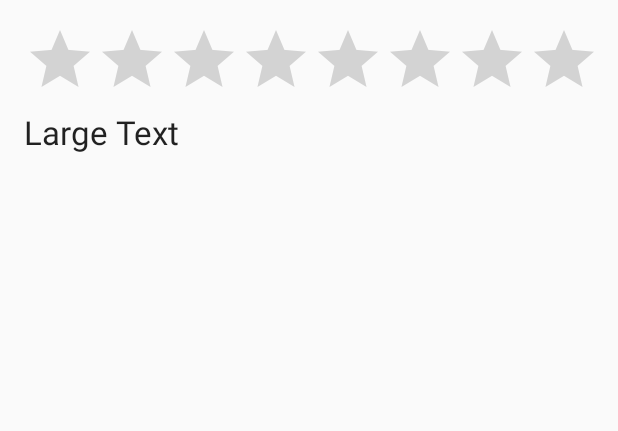
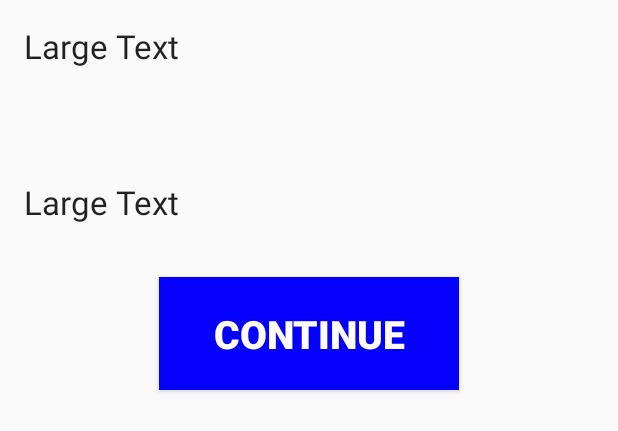
Before and after one commit to iquach/TTTECommunity, an Android app: the layout content_results.xml on its own in the app's theme, with its tools: preview values and no code run, on a phone screen of 412 x 824 dp. Shown: the top 431 px of the screen. Run offline under Robolectric (Android 15) with nearby library versions, the phone set to English and light mode, and no system bars.

Commit message:
Updated Quiz Text

```diff
--- a/app/src/main/res/layout/content_results.xml
+++ b/app/src/main/res/layout/content_results.xml
@@ -19,21 +19,36 @@
         android:layout_alignParentLeft="true"
         android:layout_alignParentRight="true"
         android:layout_alignParentTop="true"
-        android:orientation="vertical">
+        android:orientation="vertical"
+        android:weightSum="1">
 
-    <RatingBar
-        android:id="@+id/ratingBar1"
-        android:layout_width="match_parent"
-        android:layout_height="wrap_content"
-        android:numStars="5"
-        android:stepSize="1"/>
-    <TextView
+        <TextView
+            android:layout_width="match_parent"
+            android:layout_height="wrap_content"
+            android:textAppearance="?android:attr/textAppearanceLarge"
+            android:text="Large Text"
+            android:id="@+id/score_user"
+            android:layout_gravity="center_horizontal"
+            android:layout_weight="0.12" />
+
+        <TextView
         android:id="@+id/textResult"
         android:layout_width="wrap_content"
         android:layout_height="wrap_content"
-        android:layout_weight="0.08"
         android:text="Large Text"
         android:textAppearance="?android:attr/textAppearanceLarge" />
+
+        <Button
+            android:layout_width="200dp"
+            android:layout_height="75dp"
+            android:layout_marginTop="35dp"
+            android:text="@string/continue_to_credits"
+            android:id="@+id/button"
+            android:layout_gravity="center_horizontal"
+            android:textColor="#fefefe"
+            android:textSize="26dp"
+            android:textStyle="bold"
+            android:background="#0400fb" />
     </LinearLayout>
 
 </RelativeLayout>
--- a/app/src/main/res/values/strings.xml
+++ b/app/src/main/res/values/strings.xml
@@ -6,6 +6,7 @@
     <string name="description_of_quiz">Featuring questions made by James Mason
     , Wong Village, Jordangaming101, cgiben, Epiclafiteau, SpongeEngine423, and
         the admins about The TTTE Community Channel.</string>
+    <string name="continue_to_credits">Continue</string>
     <string name="title_activity_about_us">AboutUs</string>
     <string name="title_activity_contact_us">Contact_us</string>
     <string name="Follow_Us_on_Twitter">Follow Us on Twitter</string>
```
Also changed, not shown: app/src/main/java/com/thetttecommunity/thetttecommunitycompan/DataBaseHelper.java (+15 -65 lines), app/src/main/java/com/thetttecommunity/thetttecommunitycompan/ResultsActivity.java (+25 -6 lines).
